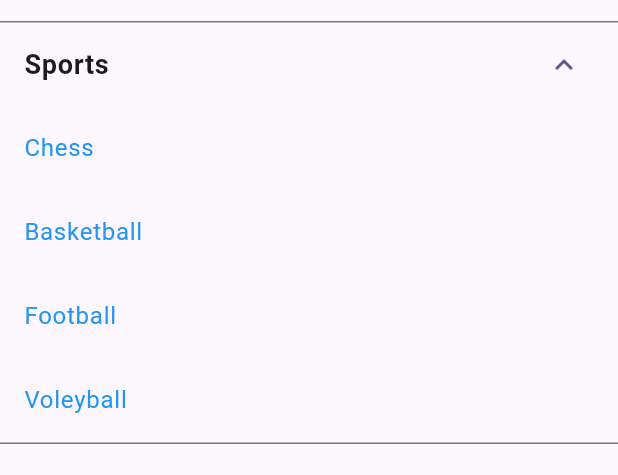
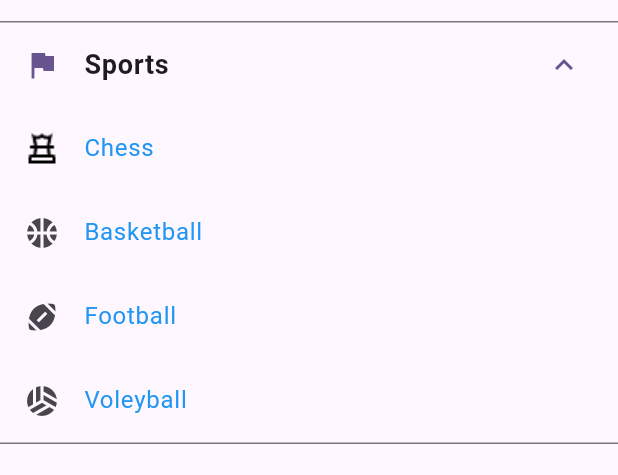
Before and after one commit to miyigun/expansion_tile, a Flutter app: the screen it shows after launch, after a tap on "Sports", on a phone screen of 412 x 824 dp, the part 63-538 px from its top. Run offline on Flutter 3.47's test engine with Material 3 defaults, Android fonts, the phone set to English and light mode, and no system bars.

Commit message:
Commit 2

```diff
--- a/lib/home.dart
+++ b/lib/home.dart
@@ -17,6 +17,7 @@ class _HomeState extends State<Home> {
         title: Text(widget.title),
       ),
       body: ExpansionTile(
+        leading: const Icon(Icons.flag),
         title: const Text(
             "Sports",
           style: TextStyle(
@@ -24,16 +25,18 @@ class _HomeState extends State<Home> {
             fontWeight: FontWeight.bold
           ),
         ),
-        children: const [
+        children: [
           ListTile(
-              title: Text(
+            leading: Image.asset("assets/chess.png"),
+              title: const Text(
                   "Chess",
                 style: TextStyle(
                     color: Colors.blue,
                 ),
               ),
           ),
-          ListTile(
+          const ListTile(
+            leading: Icon(Icons.sports_basketball),
             title: Text(
               "Basketball",
               style: TextStyle(
@@ -41,7 +44,8 @@ class _HomeState extends State<Home> {
               ),
             ),
           ),
-          ListTile(
+          const ListTile(
+            leading: Icon(Icons.sports_football),
             title: Text(
               "Football",
               style: TextStyle(
@@ -49,7 +53,8 @@ class _HomeState extends State<Home> {
               ),
             ),
           ),
-          ListTile(
+          const ListTile(
+            leading: Icon(Icons.sports_volleyball),
             title: Text(
               "Voleyball",
               style: TextStyle(
--- a/pubspec.yaml
+++ b/pubspec.yaml
@@ -59,8 +59,8 @@ flutter:
   uses-material-design: true
 
   # To add assets to your application, add an assets section, like this:
-  # assets:
-  #   - images/a_dot_burr.jpeg
+  assets:
+    - assets/
   #   - images/a_dot_ham.jpeg
 
   # An image asset can refer to one or more resolution-specific "variants", see
```
Also changed, not shown: assets/chess.png (added).
